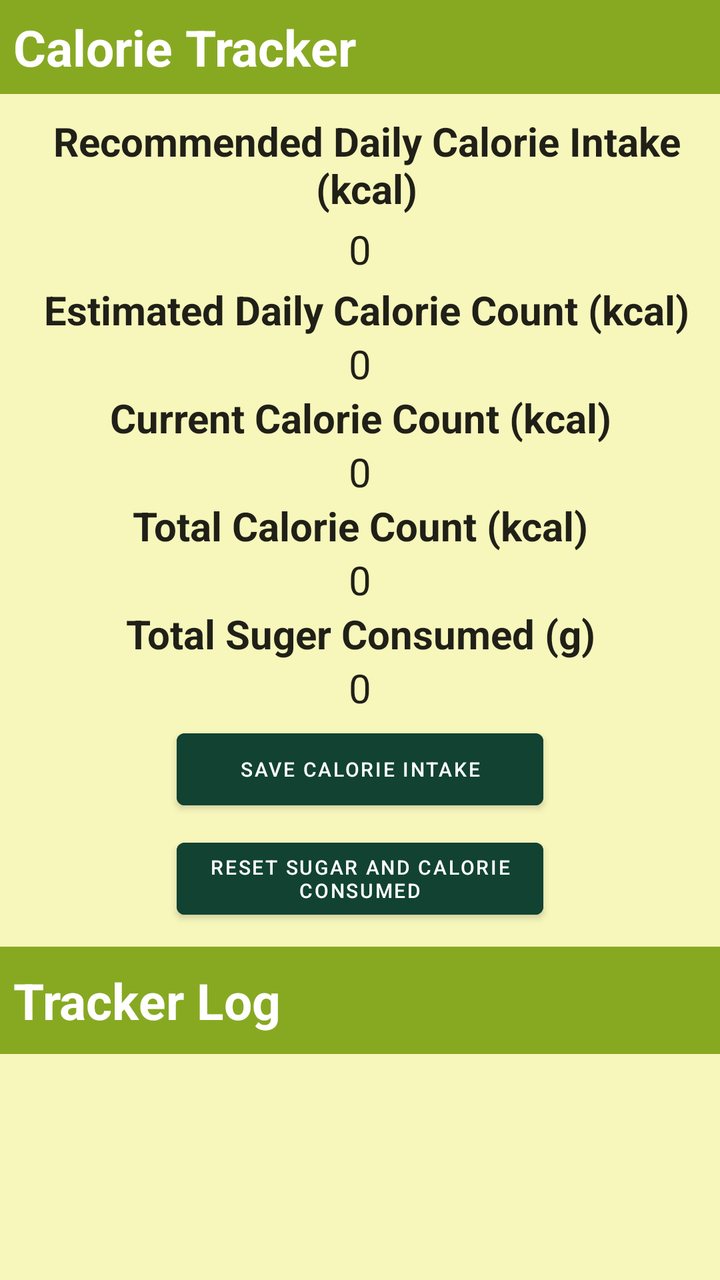
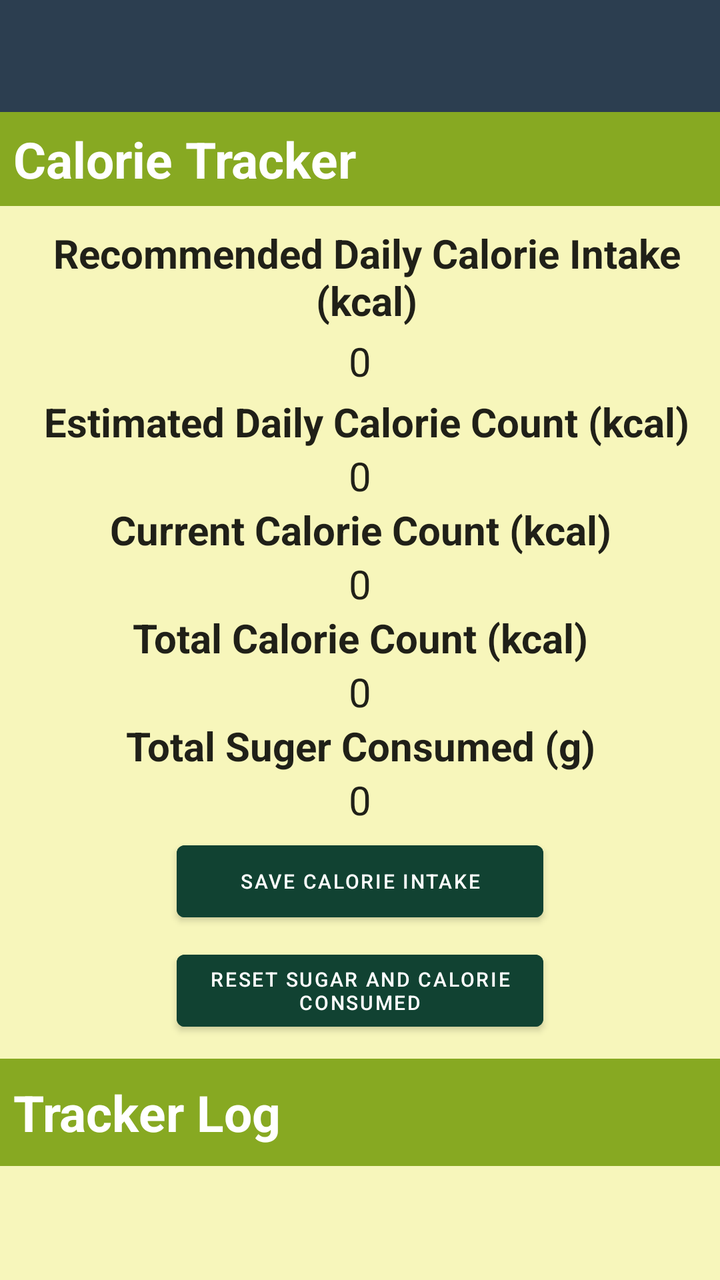

Screens rendered from an Android XML layout before and after an edit, with the pre-edit source and the edit as a unified diff.
<!-- AndroidManifest.xml: application theme AppTheme -->
<!-- res/layout/tracker.xml -->
<LinearLayout android:orientation="vertical" android:minWidth="25px" android:minHeight="25px" android:layout_width="match_parent" android:layout_height="match_parent" android:id="@+id/linearLayout1" android:background="#87A922" xmlns:app="http://schemas.android.com/apk/res-auto" xmlns:android="http://schemas.android.com/apk/res/android"><TextView android:text="Calorie Tracker" android:textAppearance="?android:attr/textAppearanceLarge" android:layout_width="match_parent" android:layout_height="wrap_content" android:id="@+id/textV_Calorie_Track" android:textStyle="bold" android:textSize="25dp" android:textColor="@android:color/background_light" android:paddingLeft="20px" android:paddingTop="20px" android:paddingBottom="20px" /><LinearLayout android:orientation="vertical" android:minWidth="25px" android:minHeight="25px" android:layout_width="match_parent" android:layout_height="wrap_content" android:id="@+id/linearLayout_INNER" android:fadingEdge="none" android:background="#F7F6BB" android:paddingTop="20px" android:paddingBottom="20px"><TextView android:text="Recommended Daily Calorie Intake (kcal)" android:textAppearance="?android:attr/textAppearanceLarge" android:layout_width="match_parent" android:layout_height="wrap_content" android:textStyle="bold" android:textSize="20dp" android:paddingLeft="20px" android:paddingTop="10px" android:paddingBottom="10px" android:gravity="center" android:id="@+id/textView1" /><TextView android:text="0" android:textAppearance="?android:attr/textAppearanceLarge" android:layout_width="match_parent" android:layout_height="wrap_content" android:gravity="center" android:textSize="20dp" android:id="@+id/textV_recommendNum" /><TextView android:text="Estimated Daily Calorie Count (kcal)" android:textAppearance="?android:attr/textAppearanceLarge" android:layout_width="match_parent" android:layout_height="wrap_content" android:layout_weight="1" android:gravity="center" android:textStyle="bold" android:paddingLeft="20px" android:paddingTop="10px" android:textSize="20dp" android:id="@+id/textV_PrevCalorie" /><TextView android:text="0" android:textAppearance="?android:attr/textAppearanceLarge" android:layout_width="match_parent" android:layout_height="wrap_content" android:layout_weight="1" android:gravity="center" android:textSize="20dp" android:id="@+id/textV_NumPrev" /><TextView android:text="Current Calorie Count (kcal)" android:textAppearance="?android:attr/textAppearanceLarge" android:layout_width="match_parent" android:layout_height="wrap_content" android:layout_weight="1" android:gravity="center" android:textStyle="bold" android:textSize="20dp" android:id="@+id/textV_CurrentCalorie" /><TextView android:text="0" android:textAppearance="?android:attr/textAppearanceLarge" android:layout_width="match_parent" android:layout_height="wrap_content" android:layout_weight="1" android:gravity="center" android:textSize="20dp" android:id="@+id/textV_NumCurrent" /><TextView android:text="Total Calorie Count (kcal)" android:textAppearance="?android:attr/textAppearanceLarge" android:layout_width="match_parent" android:layout_height="wrap_content" android:gravity="center" android:textStyle="bold" android:textSize="20dp" android:id="@+id/textV_TotalCalorie" /><TextView android:text="0" android:textAppearance="?android:attr/textAppearanceLarge" android:layout_width="match_parent" android:layout_height="wrap_content" android:gravity="center" android:textSize="20dp" android:id="@+id/textV_TotalCalorieNum" /><TextView android:text="Total Suger Consumed (g)" android:textAppearance="?android:attr/textAppearanceLarge" android:layout_width="match_parent" android:layout_height="wrap_content" android:id="@+id/textV_Sugar" android:gravity="center" android:textStyle="bold" android:textSize="20dp" /><TextView android:text="0" android:textAppearance="?android:attr/textAppearanceLarge" android:layout_width="match_parent" android:layout_height="wrap_content" android:id="@+id/textV_NumSugar" android:gravity="center" android:textSize="20dp" /><Button android:text="Save Calorie Intake" android:layout_width="550px" android:layout_height="wrap_content" android:id="@+id/btn_saveCalorie" android:textSize="30px" android:paddingTop="10px" android:paddingBottom="10px" android:layout_gravity="center" android:backgroundTint="#114232" android:layout_marginBottom="10px" android:layout_marginTop="10px" /><Button android:text="Reset Sugar and Calorie Consumed" android:layout_width="550px" android:layout_height="wrap_content" android:id="@+id/btnn_resetSugar" android:textSize="30px" android:paddingTop="10px" android:paddingBottom="10px" android:layout_gravity="center" android:backgroundTint="#114232" android:layout_marginBottom="10px" android:layout_marginTop="10px" /></LinearLayout><LinearLayout android:orientation="vertical" android:minWidth="25px" android:minHeight="25px" android:layout_width="match_parent" android:layout_height="wrap_content" android:id="@+id/linearLayout3" android:paddingTop="10px" android:paddingBottom="10px"><TextView android:text="Tracker Log" android:textAppearance="?android:attr/textAppearanceLarge" android:layout_width="match_parent" android:layout_height="wrap_content" android:id="@+id/textVLogs" android:textStyle="bold" android:textSize="25dp" android:textColor="@android:color/background_light" android:paddingLeft="20px" android:paddingTop="20px" android:paddingBottom="20px" /></LinearLayout><LinearLayout android:orientation="vertical" android:id="@+id/linearLayout2" android:layout_width="match_parent" android:layout_height="match_parent" android:background="#87A922"><ListView android:layout_width="match_parent" android:layout_height="match_parent" android:id="@+id/listview1" android:layout_weight="1" android:background="#F7F6BB" /></LinearLayout></LinearLayout>
<!-- resources referenced by this layout -->
<resources>
  <style name="AppTheme" parent="Theme.MaterialComponents.Light.DarkActionBar"><item name="colorPrimary">@color/colorPrimary</item><item name="colorPrimaryDark">@color/colorPrimaryDark</item><item name="colorAccent">@color/colorAccent</item><item name="windowActionBar">false</item><item name="windowNoTitle">true</item></style>
  <color name="colorPrimary">#2c3e50</color>
  <color name="colorPrimaryDark">#1B3147</color>
  <color name="colorAccent">#3498db</color>
</resources>

<!-- the commit's change to res/layout/tracker.xml (unified diff, before → after) -->
@@ -1 +1 @@
-<LinearLayout android:orientation="vertical" android:minWidth="25px" android:minHeight="25px" android:layout_width="match_parent" android:layout_height="match_parent" android:id="@+id/linearLayout1" android:background="#87A922" xmlns:app="http://schemas.android.com/apk/res-auto" xmlns:android="http://schemas.android.com/apk/res/android"><TextView android:text="Calorie Tracker" android:textAppearance="?android:attr/textAppearanceLarge" android:layout_width="match_parent" android:layout_height="wrap_content" android:id="@+id/textV_Calorie_Track" android:textStyle="bold" android:textSize="25dp" android:textColor="@android:color/background_light" android:paddingLeft="20px" android:paddingTop="20px" android:paddingBottom="20px" /><LinearLayout android:orientation="vertical" android:minWidth="25px" android:minHeight="25px" android:layout_width="match_parent" android:layout_height="wrap_content" android:id="@+id/linearLayout_INNER" android:fadingEdge="none" android:background="#F7F6BB" android:paddingTop="20px" android:paddingBottom="20px"><TextView android:text="Recommended Daily Calorie Intake (kcal)" android:textAppearance="?android:attr/textAppearanceLarge" android:layout_width="match_parent" android:layout_height="wrap_content" android:textStyle="bold" android:textSize="20dp" android:paddingLeft="20px" android:paddingTop="10px" android:paddingBottom="10px" android:gravity="center" android:id="@+id/textView1" /><TextView android:text="0" android:textAppearance="?android:attr/textAppearanceLarge" android:layout_width="match_parent" android:layout_height="wrap_content" android:gravity="center" android:textSize="20dp" android:id="@+id/textV_recommendNum" /><TextView android:text="Estimated Daily Calorie Count (kcal)" android:textAppearance="?android:attr/textAppearanceLarge" android:layout_width="match_parent" android:layout_height="wrap_content" android:layout_weight="1" android:gravity="center" android:textStyle="bold" android:paddingLeft="20px" android:paddingTop="10px" android:textSize="20dp" android:id="@+id/textV_PrevCalorie" /><TextView android:text="0" android:textAppearance="?android:attr/textAppearanceLarge" android:layout_width="match_parent" android:layout_height="wrap_content" android:layout_weight="1" android:gravity="center" android:textSize="20dp" android:id="@+id/textV_NumPrev" /><TextView android:text="Current Calorie Count (kcal)" android:textAppearance="?android:attr/textAppearanceLarge" android:layout_width="match_parent" android:layout_height="wrap_content" android:layout_weight="1" android:gravity="center" android:textStyle="bold" android:textSize="20dp" android:id="@+id/textV_CurrentCalorie" /><TextView android:text="0" android:textAppearance="?android:attr/textAppearanceLarge" android:layout_width="match_parent" android:layout_height="wrap_content" android:layout_weight="1" android:gravity="center" android:textSize="20dp" android:id="@+id/textV_NumCurrent" /><TextView android:text="Total Calorie Count (kcal)" android:textAppearance="?android:attr/textAppearanceLarge" android:layout_width="match_parent" android:layout_height="wrap_content" android:gravity="center" android:textStyle="bold" android:textSize="20dp" android:id="@+id/textV_TotalCalorie" /><TextView android:text="0" android:textAppearance="?android:attr/textAppearanceLarge" android:layout_width="match_parent" android:layout_height="wrap_content" android:gravity="center" android:textSize="20dp" android:id="@+id/textV_TotalCalorieNum" /><TextView android:text="Total Suger Consumed (g)" android:textAppearance="?android:attr/textAppearanceLarge" android:layout_width="match_parent" android:layout_height="wrap_content" android:id="@+id/textV_Sugar" android:gravity="center" android:textStyle="bold" android:textSize="20dp" /><TextView android:text="0" android:textAppearance="?android:attr/textAppearanceLarge" android:layout_width="match_parent" android:layout_height="wrap_content" android:id="@+id/textV_NumSugar" android:gravity="center" android:textSize="20dp" /><Button android:text="Save Calorie Intake" android:layout_width="550px" android:layout_height="wrap_content" android:id="@+id/btn_saveCalorie" android:textSize="30px" android:paddingTop="10px" android:paddingBottom="10px" android:layout_gravity="center" android:backgroundTint="#114232" android:layout_marginBottom="10px" android:layout_marginTop="10px" /><Button android:text="Reset Sugar and Calorie Consumed" android:layout_width="550px" android:layout_height="wrap_content" android:id="@+id/btnn_resetSugar" android:textSize="30px" android:paddingTop="10px" android:paddingBottom="10px" android:layout_gravity="center" android:backgroundTint="#114232" android:layout_marginBottom="10px" android:layout_marginTop="10px" /></LinearLayout><LinearLayout android:orientation="vertical" android:minWidth="25px" android:minHeight="25px" android:layout_width="match_parent" android:layout_height="wrap_content" android:id="@+id/linearLayout3" android:paddingTop="10px" android:paddingBottom="10px"><TextView android:text="Tracker Log" android:textAppearance="?android:attr/textAppearanceLarge" android:layout_width="match_parent" android:layout_height="wrap_content" android:id="@+id/textVLogs" android:textStyle="bold" android:textSize="25dp" android:textColor="@android:color/background_light" android:paddingLeft="20px" android:paddingTop="20px" android:paddingBottom="20px" /></LinearLayout><LinearLayout android:orientation="vertical" android:id="@+id/linearLayout2" android:layout_width="match_parent" android:layout_height="match_parent" android:background="#87A922"><ListView android:layout_width="match_parent" android:layout_height="match_parent" android:id="@+id/listview1" android:layout_weight="1" android:background="#F7F6BB" /></LinearLayout></LinearLayout>
+<LinearLayout android:orientation="vertical" android:minWidth="25px" android:minHeight="25px" android:layout_width="match_parent" android:layout_height="match_parent" android:id="@+id/linearLayout1" android:background="#87A922" xmlns:app="http://schemas.android.com/apk/res-auto" xmlns:android="http://schemas.android.com/apk/res/android"><com.google.android.material.appbar.AppBarLayout android:layout_width="match_parent" android:layout_height="wrap_content" android:theme="@style/AppTheme.AppBarOverlay"><androidx.appcompat.widget.Toolbar android:id="@+id/toolbar" android:layout_width="match_parent" android:layout_height="?attr/actionBarSize" android:background="?attr/colorPrimary" /></com.google.android.material.appbar.AppBarLayout><TextView android:text="Calorie Tracker" android:textAppearance="?android:attr/textAppearanceLarge" android:layout_width="match_parent" android:layout_height="wrap_content" android:id="@+id/textV_Calorie_Track" android:textStyle="bold" android:textSize="25dp" android:textColor="@android:color/background_light" android:paddingLeft="20px" android:paddingTop="20px" android:paddingBottom="20px" /><LinearLayout android:orientation="vertical" android:minWidth="25px" android:minHeight="25px" android:layout_width="match_parent" android:layout_height="wrap_content" android:id="@+id/linearLayout_INNER" android:fadingEdge="none" android:background="#F7F6BB" android:paddingTop="20px" android:paddingBottom="20px"><TextView android:text="Recommended Daily Calorie Intake (kcal)" android:textAppearance="?android:attr/textAppearanceLarge" android:layout_width="match_parent" android:layout_height="wrap_content" android:textStyle="bold" android:textSize="20dp" android:paddingLeft="20px" android:paddingTop="10px" android:paddingBottom="10px" android:gravity="center" android:id="@+id/textView1" /><TextView android:text="0" android:textAppearance="?android:attr/textAppearanceLarge" android:layout_width="match_parent" android:layout_height="wrap_content" android:gravity="center" android:textSize="20dp" android:id="@+id/textV_recommendNum" /><TextView android:text="Estimated Daily Calorie Count (kcal)" android:textAppearance="?android:attr/textAppearanceLarge" android:layout_width="match_parent" android:layout_height="wrap_content" android:layout_weight="1" android:gravity="center" android:textStyle="bold" android:paddingLeft="20px" android:paddingTop="10px" android:textSize="20dp" android:id="@+id/textV_PrevCalorie" /><TextView android:text="0" android:textAppearance="?android:attr/textAppearanceLarge" android:layout_width="match_parent" android:layout_height="wrap_content" android:layout_weight="1" android:gravity="center" android:textSize="20dp" android:id="@+id/textV_NumPrev" /><TextView android:text="Current Calorie Count (kcal)" android:textAppearance="?android:attr/textAppearanceLarge" android:layout_width="match_parent" android:layout_height="wrap_content" android:layout_weight="1" android:gravity="center" android:textStyle="bold" android:textSize="20dp" android:id="@+id/textV_CurrentCalorie" /><TextView android:text="0" android:textAppearance="?android:attr/textAppearanceLarge" android:layout_width="match_parent" android:layout_height="wrap_content" android:layout_weight="1" android:gravity="center" android:textSize="20dp" android:id="@+id/textV_NumCurrent" /><TextView android:text="Total Calorie Count (kcal)" android:textAppearance="?android:attr/textAppearanceLarge" android:layout_width="match_parent" android:layout_height="wrap_content" android:gravity="center" android:textStyle="bold" android:textSize="20dp" android:id="@+id/textV_TotalCalorie" /><TextView android:text="0" android:textAppearance="?android:attr/textAppearanceLarge" android:layout_width="match_parent" android:layout_height="wrap_content" android:gravity="center" android:textSize="20dp" android:id="@+id/textV_TotalCalorieNum" /><TextView android:text="Total Suger Consumed (g)" android:textAppearance="?android:attr/textAppearanceLarge" android:layout_width="match_parent" android:layout_height="wrap_content" android:id="@+id/textV_Sugar" android:gravity="center" android:textStyle="bold" android:textSize="20dp" /><TextView android:text="0" android:textAppearance="?android:attr/textAppearanceLarge" android:layout_width="match_parent" android:layout_height="wrap_content" android:id="@+id/textV_NumSugar" android:gravity="center" android:textSize="20dp" /><Button android:text="Save Calorie Intake" android:layout_width="550px" android:layout_height="wrap_content" android:id="@+id/btn_saveCalorie" android:textSize="30px" android:paddingTop="10px" android:paddingBottom="10px" android:layout_gravity="center" android:backgroundTint="#114232" android:layout_marginBottom="10px" android:layout_marginTop="10px" /><Button android:text="Reset Sugar and Calorie Consumed" android:layout_width="550px" android:layout_height="wrap_content" android:id="@+id/btnn_resetSugar" android:textSize="30px" android:paddingTop="10px" android:paddingBottom="10px" android:layout_gravity="center" android:backgroundTint="#114232" android:layout_marginBottom="10px" android:layout_marginTop="10px" /></LinearLayout><LinearLayout android:orientation="vertical" android:minWidth="25px" android:minHeight="25px" android:layout_width="match_parent" android:layout_height="wrap_content" android:id="@+id/linearLayout3" android:paddingTop="10px" android:paddingBottom="10px"><TextView android:text="Tracker Log" android:textAppearance="?android:attr/textAppearanceLarge" android:layout_width="match_parent" android:layout_height="wrap_content" android:id="@+id/textVLogs" android:textStyle="bold" android:textSize="25dp" android:textColor="@android:color/background_light" android:paddingLeft="20px" android:paddingTop="20px" android:paddingBottom="20px" /></LinearLayout><LinearLayout android:orientation="vertical" android:id="@+id/linearLayout2" android:layout_width="match_parent" android:layout_height="match_parent" android:background="#87A922"><ListView android:layout_width="match_parent" android:layout_height="match_parent" android:id="@+id/listview1" android:layout_weight="1" android:background="#F7F6BB" /></LinearLayout></LinearLayout>
<!-- resource entries referenced after the edit -->
@@ -1,5 +1,6 @@
 <!-- resources referenced by this layout -->
 <resources>
+  <style name="AppTheme.AppBarOverlay" parent="ThemeOverlay.MaterialComponents.Dark.ActionBar" />
   <style name="AppTheme" parent="Theme.MaterialComponents.Light.DarkActionBar"><item name="colorPrimary">@color/colorPrimary</item><item name="colorPrimaryDark">@color/colorPrimaryDark</item><item name="colorAccent">@color/colorAccent</item><item name="windowActionBar">false</item><item name="windowNoTitle">true</item></style>
   <color name="colorPrimary">#2c3e50</color>
   <color name="colorPrimaryDark">#1B3147</color>
